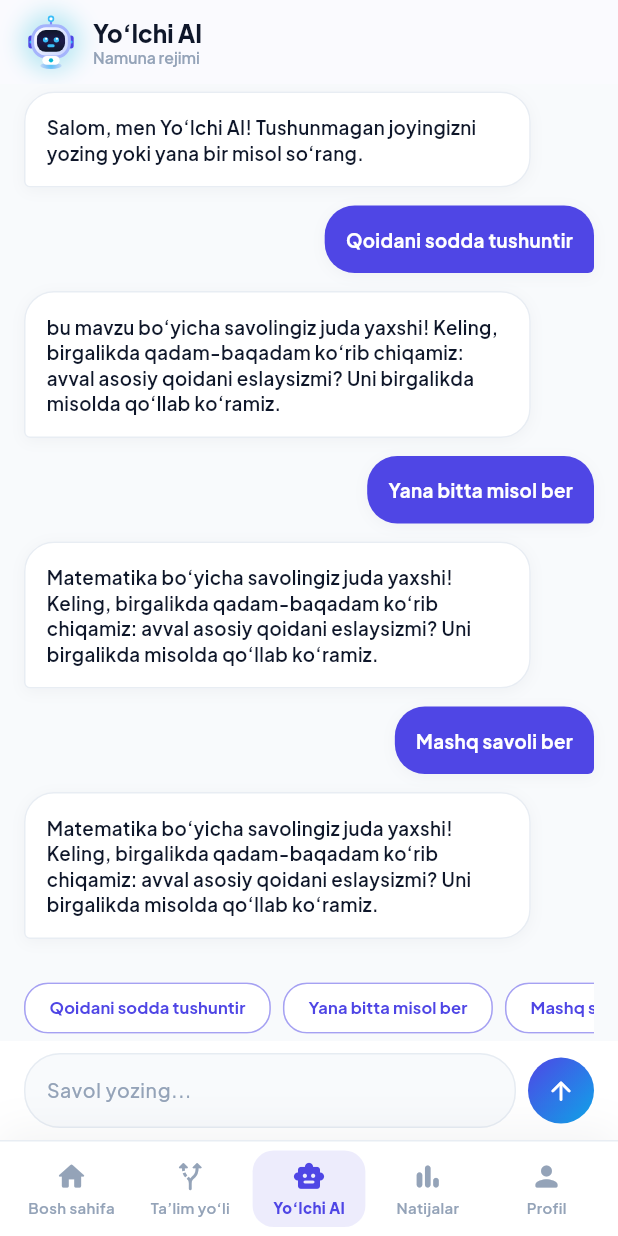
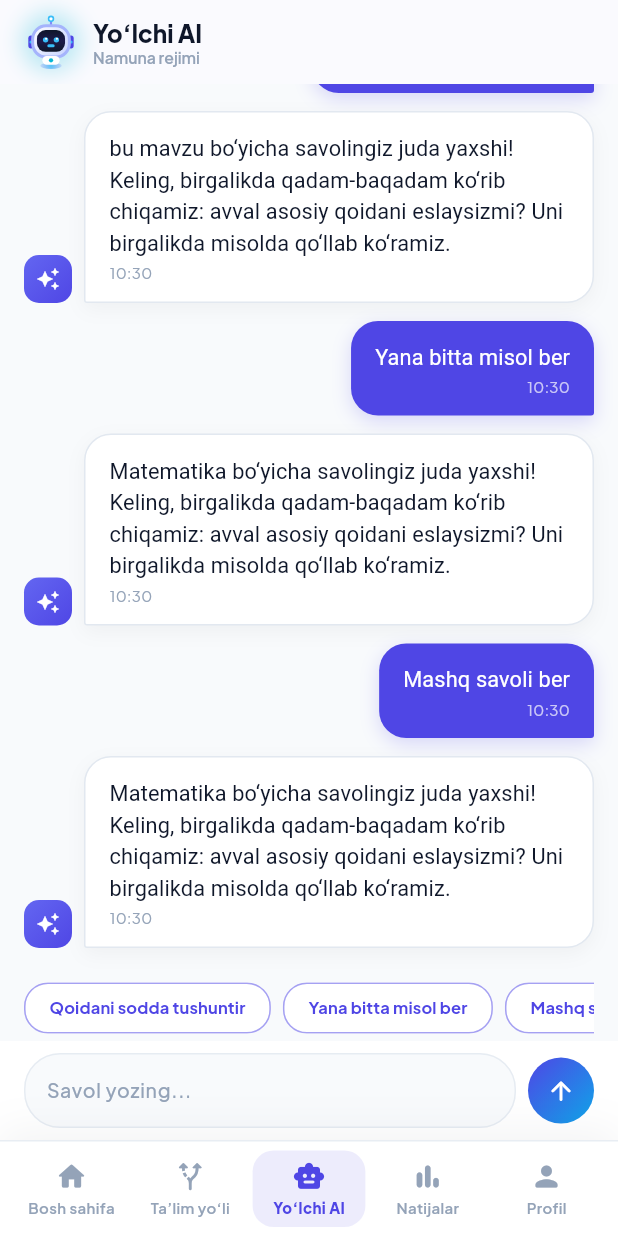
Before and after one commit to PirimovUktam/bilimyol-smart-edu, a Flutter app: the AITutorScreen screen opened by its route, after a tap on "Qoidani sodda tushuntir", after a tap on "Yana bitta misol ber", after a tap on "Mashq savoli ber", on a phone screen of 412 x 824 dp. Run offline on Flutter 3.47's test engine with Material 3 defaults, Android fonts, the phone set to English and light mode, and no system bars; our stand-ins replace flutter_riverpod, go_router, google_fonts, supabase_flutter; accounts and stored records are empty.

Commit message:
feat(ai-tutor): add isolated streaming message bubbles, typing wave, and smart scroll

```diff
--- a/mobile/lib/features/ai_tutor/ai_tutor_screen.dart
+++ b/mobile/lib/features/ai_tutor/ai_tutor_screen.dart
@@ -1,3 +1,4 @@
+import 'dart:async';
 import 'package:flutter/material.dart';
 import 'package:flutter_riverpod/flutter_riverpod.dart';
 import 'package:google_fonts/google_fonts.dart';
@@ -9,6 +10,7 @@ import '../../core/widgets/yolchi_ai_mascot.dart';
 import '../../data/services/i_ai_tutor_service.dart';
 import '../../data/services/supabase_ai_tutor_service.dart';
 import '../../domain/entities/lesson.dart';
+import 'yolchi_bubble.dart';
 
 class AITutorScreen extends ConsumerStatefulWidget {
   const AITutorScreen({super.key, this.lesson});
@@ -25,6 +27,7 @@ class _AITutorScreenState extends ConsumerState<AITutorScreen> {
   final _history = <({String sender, String text})>[];
   final List<_ChatMessage> _messages = [
     _ChatMessage(
+      id: 'welcome_0',
       isAI: true,
       text:
           'Salom, men Yo‘lchi AI! Tushunmagan joyingizni yozing yoki yana bir misol so‘rang.',
@@ -34,9 +37,14 @@ class _AITutorScreenState extends ConsumerState<AITutorScreen> {
   bool _isSending = false;
   bool? _serviceOnline;
   int _requestGeneration = 0;
+  int _msgSequence = 1;
+  String? _streamingMessageId;
+  int _streamingVisibleLength = 0;
+  Timer? _streamingTimer;
 
   @override
   void dispose() {
+    _streamingTimer?.cancel();
     _controller.dispose();
     _scrollController.dispose();
     super.dispose();
@@ -49,15 +57,48 @@ class _AITutorScreenState extends ConsumerState<AITutorScreen> {
     return '$h:$m';
   }
 
-  void _scrollToBottom() {
+  void _scrollToBottom({bool force = false}) {
     WidgetsBinding.instance.addPostFrameCallback((_) {
-      if (_scrollController.hasClients) {
-        _scrollController.animateTo(
-          _scrollController.position.maxScrollExtent,
-          duration: const Duration(milliseconds: 250),
-          curve: Curves.easeOut,
-        );
+      if (mounted) {
+        scrollToBottomSmart(_scrollController, force: force);
       }
+    });
+  }
+
+  void _startStreamingReveal(String msgId, String fullText) {
+    _streamingTimer?.cancel();
+    final disableAnimations =
+        MediaQuery.maybeDisableAnimationsOf(context) ?? false;
+    if (disableAnimations || fullText.length <= 16) {
+      setState(() {
+        _streamingMessageId = null;
+      });
+      return;
+    }
+
+    setState(() {
+      _streamingMessageId = msgId;
+      _streamingVisibleLength = 12.clamp(0, fullText.length);
+    });
+
+    final step = ((fullText.length / 18).ceil()).clamp(4, 28);
+    _streamingTimer = Timer.periodic(const Duration(milliseconds: 16), (timer) {
+      if (!mounted) {
+        timer.cancel();
+        return;
+      }
+      final nextLen = _streamingVisibleLength + step;
+      if (nextLen >= fullText.length) {
+        timer.cancel();
+        setState(() {
+          _streamingMessageId = null;
+        });
+      } else {
+        setState(() {
+          _streamingVisibleLength = nextLen;
+        });
+      }
+      _scrollToBottom(force: false);
     });
   }
 
@@ -67,13 +108,22 @@ class _AITutorScreenState extends ConsumerState<AITutorScreen> {
     final requestGeneration = ++_requestGeneration;
 
     setState(() {
-      if (retry) _messages.removeRange(_messages.length - 2, _messages.length);
-      _messages.add(_ChatMessage(isAI: false, text: query, time: _now()));
+      if (retry && _messages.length >= 2) {
+        _messages.removeRange(_messages.length - 2, _messages.length);
+      }
+      _messages.add(
+        _ChatMessage(
+          id: 'msg_${_msgSequence++}',
+          isAI: false,
+          text: query,
+          time: _now(),
+        ),
+      );
       _lastFailedPrompt = null;
       _isSending = true;
     });
     _controller.clear();
-    _scrollToBottom();
+    _scrollToBottom(force: true);
 
     final course = ref.read(courseStateNotifierProvider).activeCourse;
 
@@ -89,6 +139,7 @@ class _AITutorScreenState extends ConsumerState<AITutorScreen> {
         ),
       );
       if (!mounted || requestGeneration != _requestGeneration) return;
+      final aiMsgId = 'msg_${_msgSequence++}';
       setState(() {
         _isSending = false;
         _serviceOnline = response.isAiGenerated;
@@ -98,9 +149,15 @@ class _AITutorScreenState extends ConsumerState<AITutorScreen> {
         ]);
         if (_history.length > 6) _history.removeRange(0, _history.length - 6);
         _messages.add(
-          _ChatMessage(isAI: true, text: response.answer, time: _now()),
+          _ChatMessage(
+            id: aiMsgId,
+            isAI: true,
+            text: response.answer,
+            time: _now(),
+          ),
         );
       });
+      _startStreamingReveal(aiMsgId, response.answer);
     } on AITutorUnavailableException catch (e) {
       if (!mounted || requestGeneration != _requestGeneration) return;
       setState(() {
@@ -109,6 +166,7 @@ class _AITutorScreenState extends ConsumerState<AITutorScreen> {
         _lastFailedPrompt = query;
         _messages.add(
           _ChatMessage(
+            id: 'msg_${_msgSequence++}',
             isAI: true,
             text: e.message,
             time: _now(),
@@ -124,6 +182,7 @@ class _AITutorScreenState extends ConsumerState<AITutorScreen> {
         _lastFailedPrompt = query;
         _messages.add(
           _ChatMessage(
+            id: 'msg_${_msgSequence++}',
             isAI: true,
             text:
                 'Kechirasiz, javob berishda xatolik yuz berdi. Qayta urinib ko‘ring.',
@@ -133,7 +192,7 @@ class _AITutorScreenState extends ConsumerState<AITutorScreen> {
         );
       });
     }
-    _scrollToBottom();
+    _scrollToBottom(force: false);
   }
 
   String? _lastFailedPrompt;
@@ -196,46 +255,31 @@ class _AITutorScreenState extends ConsumerState<AITutorScreen> {
             Expanded(
               child: ListView.builder(
                 controller: _scrollController,
-                padding: const EdgeInsets.symmetric(
-                  horizontal: 16,
-                  vertical: 12,
-                ),
+                padding: const EdgeInsets.symmetric(vertical: 12),
                 itemCount: _messages.length,
                 itemBuilder: (context, index) {
                   final msg = _messages[index];
-                  return _MessageBubble(message: msg);
+                  final isStreaming = _streamingMessageId == msg.id;
+                  final visibleText = isStreaming
+                      ? msg.text.substring(
+                          0,
+                          _streamingVisibleLength.clamp(0, msg.text.length),
+                        )
+                      : msg.text;
+                  return YolchiBubble(
+                    key: ValueKey(msg.id),
+                    id: msg.id,
+                    message: visibleText,
+                    isYolchi: msg.isAI,
+                    isStreaming: isStreaming,
+                    isError: msg.isError,
+                    time: msg.time,
+                  );
                 },
               ),
             ),
 
-            if (_isSending)
-              Padding(
-                padding: const EdgeInsets.symmetric(
-                  horizontal: 20,
-                  vertical: 4,
-                ),
-                child: Row(
-                  children: [
-                    const SizedBox(
-                      width: 14,
-                      height: 14,
-                      child: CircularProgressIndicator(
-                        strokeWidth: 2,
-                        color: AppColors.primary,
-                      ),
-                    ),
-                    const SizedBox(width: 8),
-                    Text(
-                      'Yo‘lchi AI yozmoqda...',
-                      style: GoogleFonts.plusJakartaSans(
-                        fontSize: 11.5,
-                        fontWeight: FontWeight.w600,
-                        color: AppColors.textMuted,
-                      ),
-                    ),
-                  ],
-                ),
-              ),
+            if (_isSending) const YolchiTypingIndicator(),
 
             if (!_isSending && _lastFailedPrompt != null)
               Padding(
@@ -363,80 +407,17 @@ class _AITutorScreenState extends ConsumerState<AITutorScreen> {
 }
 
 class _ChatMessage {
+  final String id;
   final bool isAI;
   final String text;
   final String time;
   final bool isError;
 
   _ChatMessage({
+    required this.id,
     required this.isAI,
     required this.text,
     required this.time,
     this.isError = false,
   });
 }
-
-class _MessageBubble extends StatelessWidget {
-  final _ChatMessage message;
-
-  const _MessageBubble({required this.message});
-
-  @override
-  Widget build(BuildContext context) {
-    final isAI = message.isAI;
-
-    return Align(
-      alignment: isAI ? Alignment.centerLeft : Alignment.centerRight,
-      child: Container(
-        margin: const EdgeInsets.only(bottom: 12),
-        constraints: BoxConstraints(
-          maxWidth: MediaQuery.of(context).size.width * 0.82,
-        ),
-        padding: const EdgeInsets.all(14),
-        decoration: BoxDecoration(
-          color: isAI
-              ? (message.isError ? AppColors.errorLight : Colors.white)
-              : AppColors.primary,
-          borderRadius: BorderRadius.only(
-            topLeft: const Radius.circular(20),
-            topRight: const Radius.circular(20),
-            bottomLeft: Radius.circular(isAI ? 4 : 20),
-            bottomRight: Radius.circular(isAI ? 20 : 4),
-          ),
-          border: isAI
-              ? Border.all(
-                  color: message.isError
-                      ? AppColors.error.withValues(alpha: 0.3)
-                      : AppColors.cardBorder,
-                )
-              : null,
-          boxShadow: [
-            BoxShadow(
-              color: const Color(0xFF0F172A).withValues(alpha: 0.04),
-              blurRadius: 8,
-              offset: const Offset(0, 2),
-            ),
-          ],
-        ),
-        child: Column(
-          crossAxisAlignment: CrossAxisAlignment.start,
-          children: [
-            Text(
-              message.text,
-              style: GoogleFonts.plusJakartaSans(
-                fontSize: 12.5,
-                fontWeight: isAI ? FontWeight.w600 : FontWeight.w700,
-                color: isAI
-                    ? (message.isError
-                          ? AppColors.error
-                          : AppColors.textPrimary)
-                    : Colors.white,
-                height: 1.35,
-              ),
-            ),
-          ],
-        ),
-      ),
-    );
-  }
-}
--- /dev/null
+++ b/mobile/lib/features/ai_tutor/yolchi_bubble.dart
@@ -0,0 +1,334 @@
+import 'package:flutter/material.dart';
+
+void scrollToBottomSmart(ScrollController controller, {bool force = false}) {
+  if (!controller.hasClients) return;
+
+  // Agar foydalanuvchi eng pastdan 120px dan ortiq yuqorida bo'lmasa, pastga skroll qilinadi
+  final maxScroll = controller.position.maxScrollExtent;
+  final currentScroll = controller.position.pixels;
+
+  if (force || maxScroll - currentScroll <= 120) {
+    controller.animateTo(
+      maxScroll,
+      duration: const Duration(milliseconds: 150),
+      curve: Curves.easeOutCubic,
+    );
+  }
+}
+
+class YolchiBubble extends StatelessWidget {
+  final String id;
+  final String message;
+  final bool isYolchi;
+  final bool isStreaming;
+  final bool isError;
+  final String time;
+
+  const YolchiBubble({
+    super.key,
+    required this.id,
+    required this.message,
+    required this.isYolchi,
+    this.isStreaming = false,
+    this.isError = false,
+    required this.time,
+  });
+
+  @override
+  Widget build(BuildContext context) {
+    final disableAnimations =
+        MediaQuery.maybeDisableAnimationsOf(context) ?? false;
+
+    final bubbleContent = RepaintBoundary(
+      child: Padding(
+        padding: const EdgeInsets.symmetric(horizontal: 16, vertical: 6),
+        child: Row(
+          mainAxisAlignment: isYolchi
+              ? MainAxisAlignment.start
+              : MainAxisAlignment.end,
+          crossAxisAlignment: CrossAxisAlignment.end,
+          children: [
+            if (isYolchi) _buildAvatar(disableAnimations),
+            if (isYolchi) const SizedBox(width: 8),
+            Flexible(
+              child: Container(
+                padding: const EdgeInsets.symmetric(
+                  horizontal: 16,
+                  vertical: 12,
+                ),
+                decoration: BoxDecoration(
+                  color: isYolchi
+                      ? (isError ? const Color(0xFFFEF2F2) : Colors.white)
+                      : const Color(0xFF4F46E5),
+                  borderRadius: BorderRadius.only(
+                    topLeft: const Radius.circular(18),
+                    topRight: const Radius.circular(18),
+                    bottomLeft: Radius.circular(isYolchi ? 2 : 18),
+                    bottomRight: Radius.circular(isYolchi ? 18 : 2),
+                  ),
+                  boxShadow: [
+                    BoxShadow(
+                      color: isYolchi
+                          ? Colors.black.withValues(alpha: 0.04)
+                          : const Color(0xFF4F46E5).withValues(alpha: 0.2),
+                      blurRadius: 10,
+                      offset: const Offset(0, 4),
+                    ),
+                  ],
+                  border: isYolchi
+                      ? Border.all(
+                          color: isError
+                              ? const Color(0xFFFCA5A5)
+                              : const Color(0xFFE2E8F0),
+                          width: 1,
+                        )
+                      : null,
+                ),
+                child: Column(
+                  crossAxisAlignment: isYolchi
+                      ? CrossAxisAlignment.start
+                      : CrossAxisAlignment.end,
+                  mainAxisSize: MainAxisSize.min,
+                  children: [
+                    RichText(
+                      text: TextSpan(
+                        text: message,
+                        style: TextStyle(
+                          color: isYolchi
+                              ? (isError
+                                    ? const Color(0xFFDC2626)
+                                    : const Color(0xFF0F172A))
+                              : Colors.white,
+                          fontSize: 14.5,
+                          height: 1.45,
+                          letterSpacing: 0.1,
+                        ),
+                        children: [
+                          if (isStreaming)
+                            const WidgetSpan(
+                              alignment: PlaceholderAlignment.middle,
+                              child: _StreamingCursor(),
+                            ),
+                        ],
+                      ),
+                    ),
+                    if (time.isNotEmpty) ...[
+                      const SizedBox(height: 4),
+                      Text(
+                        time,
+                        style: TextStyle(
+                          fontSize: 10,
+                          color: isYolchi
+                              ? const Color(0xFF94A3B8)
+                              : Colors.white.withValues(alpha: 0.7),
+                        ),
+                      ),
+                    ],
+                  ],
+                ),
+              ),
+            ),
+          ],
+        ),
+      ),
+    );
+
+    if (disableAnimations) {
+      return KeyedSubtree(key: ValueKey(id), child: bubbleContent);
+    }
+
+    return TweenAnimationBuilder<double>(
+      key: ValueKey(id),
+      tween: Tween(begin: 0.0, end: 1.0),
+      duration: const Duration(milliseconds: 260),
+      curve: Curves.easeOutCubic,
+      child: bubbleContent,
+      builder: (context, value, child) {
+        return Opacity(
+          opacity: value.clamp(0.0, 1.0),
+          child: Transform.translate(
+            offset: Offset(0, (1 - value) * 14),
+            child: child,
+          ),
+        );
+      },
+    );
+  }
+
+  Widget _buildAvatar(bool disableAnimations) {
+    final avatar = Container(
+      width: 32,
+      height: 32,
+      decoration: BoxDecoration(
+        gradient: const LinearGradient(
+          colors: [Color(0xFF6366F1), Color(0xFF4F46E5)],
+          begin: Alignment.topLeft,
+          end: Alignment.bottomRight,
+        ),
+        borderRadius: BorderRadius.circular(10),
+      ),
+      child: const Icon(Icons.auto_awesome, color: Colors.white, size: 16),
+    );
+
+    if (disableAnimations) return avatar;
+
+    return TweenAnimationBuilder<double>(
+      tween: Tween(begin: 0.0, end: 1.0),
+      duration: const Duration(milliseconds: 200),
+      curve: Curves.easeOutBack,
+      child: avatar,
+      builder: (context, value, child) {
+        return Transform.scale(scale: value, child: child);
+      },
+    );
+  }
+}
+
+class _StreamingCursor extends StatefulWidget {
+  const _StreamingCursor();
+
+  @override
+  State<_StreamingCursor> createState() => _StreamingCursorState();
+}
+
+class _StreamingCursorState extends State<_StreamingCursor>
+    with SingleTickerProviderStateMixin {
+  late final AnimationController _controller = AnimationController(
+    vsync: this,
+    duration: const Duration(milliseconds: 350),
+  );
+
+  @override
+  void didChangeDependencies() {
+    super.didChangeDependencies();
+    final disableAnimations =
+        MediaQuery.maybeDisableAnimationsOf(context) ?? false;
+    if (disableAnimations) {
+      _controller.value = 1.0;
+    } else if (!_controller.isAnimating) {
+      _controller.repeat(reverse: true);
+    }
+  }
+
+  @override
+  void dispose() {
+    _controller.dispose();
+    super.dispose();
+  }
+
+  @override
+  Widget build(BuildContext context) {
+    return FadeTransition(
+      opacity: _controller,
+      child: Container(
+        margin: const EdgeInsets.only(left: 4),
+        width: 6,
+        height: 13,
+        decoration: BoxDecoration(
+          color: const Color(0xFF6366F1),
+          borderRadius: BorderRadius.circular(2),
+        ),
+      ),
+    );
+  }
+}
+
+class YolchiTypingIndicator extends StatefulWidget {
+  const YolchiTypingIndicator({super.key});
+
+  @override
+  State<YolchiTypingIndicator> createState() => _YolchiTypingIndicatorState();
+}
+
+class _YolchiTypingIndicatorState extends State<YolchiTypingIndicator>
+    with SingleTickerProviderStateMixin {
+  late final AnimationController _controller = AnimationController(
+    vsync: this,
+    duration: const Duration(milliseconds: 1000),
+  );
+
+  @override
+  void didChangeDependencies() {
+    super.didChangeDependencies();
+    final disableAnimations =
+        MediaQuery.maybeDisableAnimationsOf(context) ?? false;
+    if (disableAnimations) {
+      _controller.value = 0.5;
+    } else if (!_controller.isAnimating) {
+      _controller.repeat();
+    }
+  }
+
+  @override
+  void dispose() {
+    _controller.dispose();
+    super.dispose();
+  }
+
+  @override
+  Widget build(BuildContext context) {
+    return Semantics(
+      label: 'Yo‘lchi AI yozmoqda...',
+      child: Padding(
+        padding: const EdgeInsets.symmetric(horizontal: 16, vertical: 6),
+        child: Row(
+          children: [
+            Container(
+              width: 28,
+              height: 28,
+              decoration: BoxDecoration(
+                color: const Color(0xFFEEF2FF),
+                borderRadius: BorderRadius.circular(8),
+              ),
+              child: const Icon(
+                Icons.auto_awesome,
+                size: 14,
+                color: Color(0xFF4F46E5),
+              ),
+            ),
+            const SizedBox(width: 8),
+            Container(
+              padding: const EdgeInsets.symmetric(horizontal: 14, vertical: 10),
+              decoration: BoxDecoration(
+                color: const Color(0xFFF1F5F9),
+                borderRadius: BorderRadius.circular(16),
+              ),
+              child: AnimatedBuilder(
+                animation: _controller,
+                builder: (context, _) {
+                  const delays = [0.0, 0.18, 0.36];
+                  return Row(
+                    mainAxisSize: MainAxisSize.min,
+                    children: List.generate(delays.length, (i) {
+                      final phase = (_controller.value - delays[i]) % 1.0;
+                      final wave = phase < 0.5
+                          ? (phase * 2)
+                          : (1.0 - (phase - 0.5) * 2);
+                      return Padding(
+                        padding: EdgeInsets.only(right: i < 2 ? 6 : 0),
+                        child: Transform.translate(
+                          offset: Offset(0, -4 * wave),
+                          child: Opacity(
+                            opacity: (0.4 + 0.6 * wave).clamp(0.4, 1.0),
+                            child: Container(
+                              width: 6,
+                              height: 6,
+                              decoration: const BoxDecoration(
+                                color: Color(0xFF6366F1),
+                                shape: BoxShape.circle,
+                              ),
+                            ),
+                          ),
+                        ),
+                      );
+                    }),
+                  );
+                },
+              ),
+            ),
+          ],
+        ),
+      ),
+    );
+  }
+}
```
Also changed, not shown: 2 other files.
